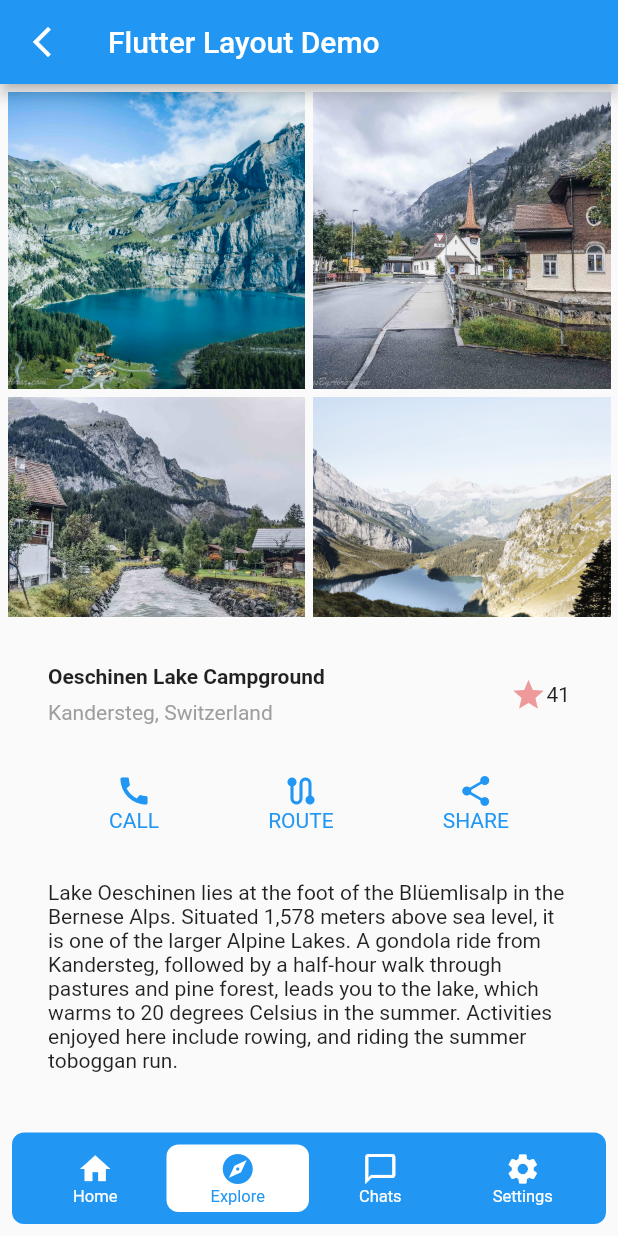
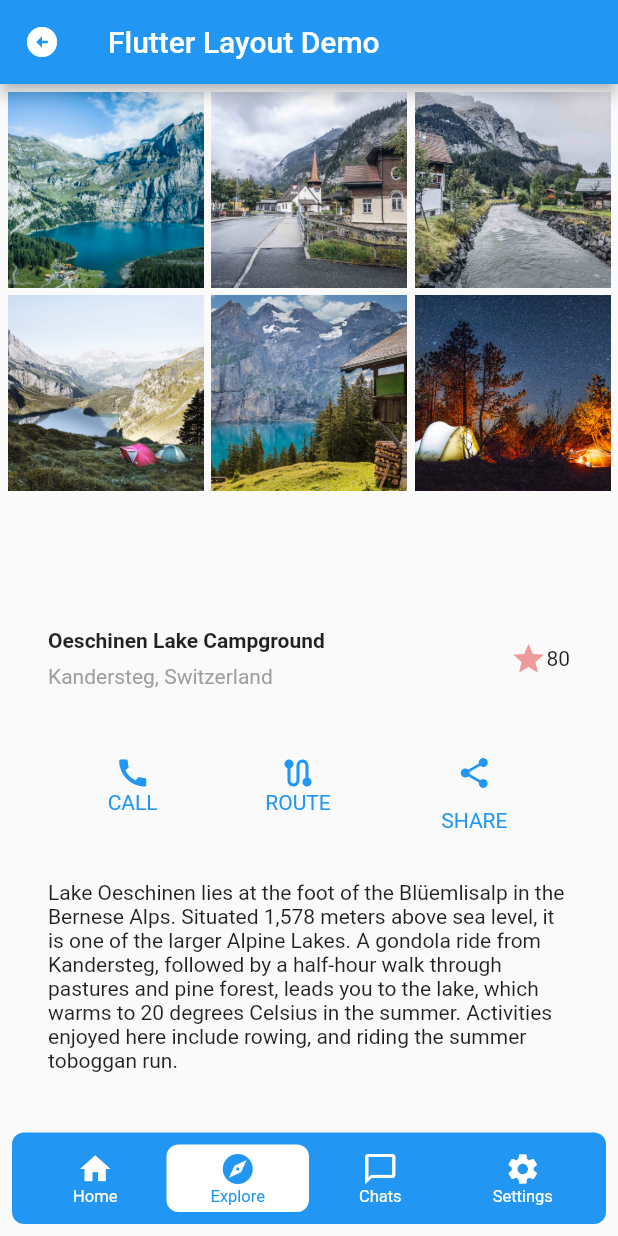
Before and after one commit to ianmadiana/building_layout, a Flutter app: the screen it shows after launch, on a phone screen of 412 x 824 dp. Run offline on Flutter 3.47's test engine with Material 2 defaults, Android fonts, the phone set to English and light mode, and no system bars; drawn by our look-alikes of floating_bottom_navigation_bar.

Commit message:
modif layout

```diff
--- a/lib/main.dart
+++ b/lib/main.dart
@@ -1,5 +1,5 @@
 import 'package:flutter/material.dart';
-import 'package:floating_bottom_navigation_bar/floating_bottom_navigation_bar.dart';
+import './widgets/home_page.dart';
 
 void main(List<String> args) {
   runApp(const MyApp());
@@ -11,144 +11,8 @@ class MyApp extends StatelessWidget {
   @override
   Widget build(BuildContext context) {
     return const MaterialApp(
+      debugShowCheckedModeBanner: false,
       home: HomePage(),
     );
   }
 }
-
-class HomePage extends StatelessWidget {
-  const HomePage({
-    super.key,
-  });
-
-  @override
-  Widget build(BuildContext context) {
-    return Scaffold(
-      appBar: AppBar(
-        title: const Text('Flutter Layout Demo'),
-        leading: Icon(Icons.arrow_back_ios_new),
-      ),
-      body: Column(
-        children: [
-          // IMAGE
-          Expanded(
-            child: GridView.count(
-              padding: const EdgeInsets.all(5),
-              crossAxisSpacing: 5,
-              mainAxisSpacing: 5,
-              crossAxisCount: 2,
-              children: List.generate(
-                4,
-                (index) => Image.asset(
-                  'images/image${index + 1}.jpg',
-                  fit: BoxFit.cover,
-                ),
-              ),
-            ),
-          ),
-          // TITLE
-          Container(
-            padding: const EdgeInsets.all(32),
-            child: Row(
-              children: [
-                Expanded(
-                  child: Column(
-                    crossAxisAlignment: CrossAxisAlignment.start,
-                    children: [
-                      Container(
-                        padding: const EdgeInsets.only(bottom: 8),
-                        child: const Text(
-                          'Oeschinen Lake Campground',
-                          style: TextStyle(
-                            fontWeight: FontWeight.bold,
-                          ),
-                        ),
-                      ),
-                      Text(
-                        'Kandersteg, Switzerland',
-                        style: TextStyle(
-                          color: Colors.grey[500],
-                        ),
-                      )
-                    ],
-                  ),
-                ),
-                // Icon rating with star
-                Icon(
-                  Icons.star,
-                  color: Colors.red[200],
-                ),
-                const Text('41'),
-              ],
-            ),
-          ),
-          // BUTTON
-          Row(
-            mainAxisAlignment: MainAxisAlignment.spaceEvenly,
-            children: [
-              // button CALL
-              Column(
-                children: const [
-                  Icon(
-                    Icons.call,
-                    color: Colors.blue,
-                  ),
-                  Text('CALL', style: TextStyle(color: Colors.blue)),
-                ],
-              ),
-              // button ROUTE
-              Column(
-                children: const [
-                  Icon(
-                    Icons.route,
-                    color: Colors.blue,
-                  ),
-                  Text(
-                    'ROUTE',
-                    style: TextStyle(color: Colors.blue),
-                  ),
-                ],
-              ),
-              // button SHARE
-              Column(
-                children: const [
-                  Icon(
-                    Icons.share,
-                    color: Colors.blue,
-                  ),
-                  Text('SHARE', style: TextStyle(color: Colors.blue)),
-                ],
-              ),
-            ],
-          ),
-          // TEXT DESCRIPTION
-          Container(
-            padding: const EdgeInsets.all(32),
-            child: const Text(
-              'Lake Oeschinen lies at the foot of the Blüemlisalp in the Bernese '
-              'Alps. Situated 1,578 meters above sea level, it is one of the '
-              'larger Alpine Lakes. A gondola ride from Kandersteg, followed by a '
-              'half-hour walk through pastures and pine forest, leads you to the '
-              'lake, which warms to 20 degrees Celsius in the summer. Activities '
-              'enjoyed here include rowing, and riding the summer toboggan run.',
-              softWrap: true,
-            ),
-          )
-        ],
-      ),
-      // Button Nav Bar
-      bottomNavigationBar: FloatingNavbar(
-        items: [
-          FloatingNavbarItem(icon: Icons.home, title: 'Home'),
-          FloatingNavbarItem(icon: Icons.explore, title: 'Explore'),
-          FloatingNavbarItem(icon: Icons.chat_bubble_outline, title: 'Chats'),
-          FloatingNavbarItem(icon: Icons.settings, title: 'Settings'),
-        ],
-        currentIndex: 1,
-        onTap: (val) {},
-        backgroundColor: Colors.blue,
-        selectedItemColor: Colors.blue,
-      ),
-    );
-  }
-}
--- /dev/null
+++ b/lib/widgets/button.dart
@@ -0,0 +1,79 @@
+import 'package:flutter/material.dart';
+
+class Button extends StatelessWidget {
+  const Button({
+    super.key,
+  });
+
+  @override
+  Widget build(BuildContext context) {
+    return Row(
+      mainAxisAlignment: MainAxisAlignment.spaceEvenly,
+      children: [
+        // button CALL
+        Column(
+          children: const [
+            Icon(
+              Icons.call,
+              color: Colors.blue,
+            ),
+            Text('CALL', style: TextStyle(color: Colors.blue)),
+          ],
+        ),
+        // button ROUTE
+        Column(
+          children: const [
+            Icon(
+              Icons.route,
+              color: Colors.blue,
+            ),
+            Text(
+              'ROUTE',
+              style: TextStyle(color: Colors.blue),
+            ),
+          ],
+        ),
+        // button SHARE
+        Column(
+          children: [
+            IconButton(
+              onPressed: () {
+                showModalBottomSheet(
+                  shape: const RoundedRectangleBorder(
+                      borderRadius:
+                          BorderRadius.vertical(top: Radius.circular(10))),
+                  context: context,
+                  builder: (context) => SizedBox(
+                    height: 200,
+                    child: ListView(
+                      children: const [
+                        ListTile(
+                          leading: Icon(
+                            Icons.message_rounded,
+                            color: Colors.blue,
+                          ),
+                          title: Text("Message"),
+                        ),
+                        ListTile(
+                          leading: Icon(Icons.email, color: Colors.blue),
+                          title: Text("Email"),
+                        ),
+                        ListTile(
+                          leading: Icon(Icons.facebook, color: Colors.blue),
+                          title: Text("Facebook"),
+                        ),
+                      ],
+                    ),
+                  ),
+                );
+              },
+              icon: const Icon(Icons.share),
+              color: Colors.blue,
+            ),
+            const Text('SHARE', style: TextStyle(color: Colors.blue)),
+          ],
+        ),
+      ],
+    );
+  }
+}
--- /dev/null
+++ b/lib/widgets/description.dart
@@ -0,0 +1,23 @@
+import 'package:flutter/material.dart';
+
+class Desc extends StatelessWidget {
+  const Desc({
+    super.key,
+  });
+
+  @override
+  Widget build(BuildContext context) {
+    return Container(
+      padding: const EdgeInsets.all(32),
+      child: const Text(
+        'Lake Oeschinen lies at the foot of the Blüemlisalp in the Bernese '
+        'Alps. Situated 1,578 meters above sea level, it is one of the '
+        'larger Alpine Lakes. A gondola ride from Kandersteg, followed by a '
+        'half-hour walk through pastures and pine forest, leads you to the '
+        'lake, which warms to 20 degrees Celsius in the summer. Activities '
+        'enjoyed here include rowing, and riding the summer toboggan run.',
+        softWrap: true,
+      ),
+    );
+  }
+}
--- /dev/null
+++ b/lib/widgets/home_page.dart
@@ -0,0 +1,47 @@
+import 'package:floating_bottom_navigation_bar/floating_bottom_navigation_bar.dart';
+import 'package:flutter/material.dart';
+import './button.dart';
+import './description.dart';
+import './title_layout.dart';
+import './image_container.dart';
+
+class HomePage extends StatelessWidget {
+  const HomePage({
+    super.key,
+  });
+
+  @override
+  Widget build(BuildContext context) {
+    return Scaffold(
+      appBar: AppBar(
+        title: const Text('Flutter Layout Demo'),
+        leading: const Icon(Icons.arrow_circle_left),
+      ),
+      body: Column(
+        children: const [
+          // IMAGE
+          ImageContainer(),
+          // TITLE
+          TitleLayout(),
+          // BUTTON
+          Button(),
+          // TEXT DESCRIPTION
+          Desc()
+        ],
+      ),
+      // BottomNavBar
+      bottomNavigationBar: FloatingNavbar(
+        items: [
+          FloatingNavbarItem(icon: Icons.home, title: 'Home'),
+          FloatingNavbarItem(icon: Icons.explore, title: 'Explore'),
+          FloatingNavbarItem(icon: Icons.chat_bubble_outline, title: 'Chats'),
+          FloatingNavbarItem(icon: Icons.settings, title: 'Settings'),
+        ],
+        currentIndex: 1,
+        onTap: (val) {},
+        backgroundColor: Colors.blue,
+        selectedItemColor: Colors.blue,
+      ),
+    );
+  }
+}
--- /dev/null
+++ b/lib/widgets/image_container.dart
@@ -0,0 +1,26 @@
+import 'package:flutter/material.dart';
+
+class ImageContainer extends StatelessWidget {
+  const ImageContainer({
+    super.key,
+  });
+
+  @override
+  Widget build(BuildContext context) {
+    return Expanded(
+      child: GridView.count(
+        padding: const EdgeInsets.all(5),
+        crossAxisSpacing: 5,
+        mainAxisSpacing: 5,
+        crossAxisCount: 3,
+        children: List.generate(
+          6,
+          (index) => Image.asset(
+            'images/image${index + 1}.jpg',
+            fit: BoxFit.cover,
+          ),
+        ),
+      ),
+    );
+  }
+}
--- /dev/null
+++ b/lib/widgets/title_layout.dart
@@ -0,0 +1,46 @@
+import 'package:flutter/material.dart';
+
+class TitleLayout extends StatelessWidget {
+  const TitleLayout({
+    super.key,
+  });
+
+  @override
+  Widget build(BuildContext context) {
+    return Container(
+      padding: const EdgeInsets.all(32),
+      child: Row(
+        children: [
+          Expanded(
+            child: Column(
+              crossAxisAlignment: CrossAxisAlignment.start,
+              children: [
+                Container(
+                  padding: const EdgeInsets.only(bottom: 8),
+                  child: const Text(
+                    'Oeschinen Lake Campground',
+                    style: TextStyle(
+                      fontWeight: FontWeight.bold,
+                    ),
+                  ),
+                ),
+                Text(
+                  'Kandersteg, Switzerland',
+                  style: TextStyle(
+                    color: Colors.grey[500],
+                  ),
+                )
+              ],
+            ),
+          ),
+          // Icon rating with star
+          Icon(
+            Icons.star,
+            color: Colors.red[200],
+          ),
+          const Text('80'),
+        ],
+      ),
+    );
+  }
+}
--- a/pubspec.yaml
+++ b/pubspec.yaml
@@ -62,10 +62,12 @@ flutter:
 
   # To add assets to your application, add an assets section, like this:
   assets:
-    - images/image4.jpg
     - images/image1.jpg
     - images/image2.jpg
     - images/image3.jpg
+    - images/image4.jpg
+    - images/image5.jpg
+    - images/image6.jpg
   #   - images/a_dot_ham.jpeg
 
   # An image asset can refer to one or more resolution-specific "variants", see
```
Also changed, not shown: images/image5.jpg (added), images/image6.jpg (added).
